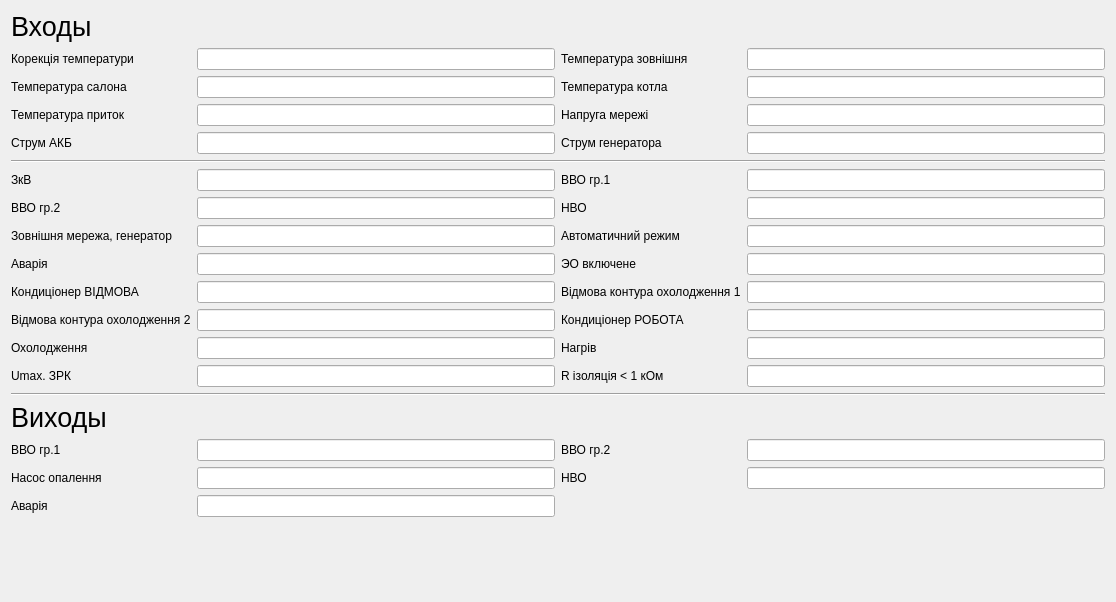
This is ClimateControlSystem/Frames/InOutDisplayFrame.ui in Aleksey710/climatecontrolsystem as Qt 5 draws it before an edit. The edited form follows.
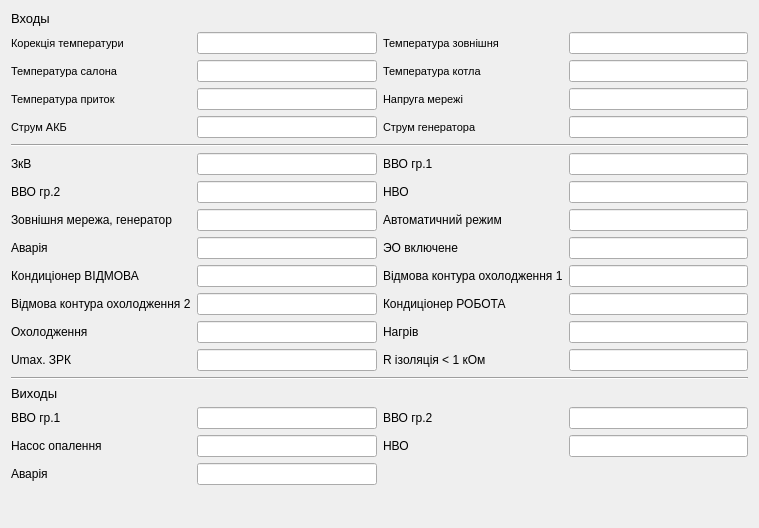
This is the edited form.

Commit message: start main frame

Patch:
```diff
--- a/ClimateControlSystem/Frames/InOutDisplayFrame.ui
+++ b/ClimateControlSystem/Frames/InOutDisplayFrame.ui
@@ -6,8 +6,8 @@
    <rect>
     <x>0</x>
     <y>0</y>
-    <width>1116</width>
-    <height>602</height>
+    <width>759</width>
+    <height>528</height>
    </rect>
   </property>
   <property name="windowTitle">
@@ -20,7 +20,13 @@
       <widget class="QLineEdit" name="lineEdit_20"/>
      </item>
      <item row="1" column="3">
-      <widget class="QLineEdit" name="lineEdit_2"/>
+      <widget class="QLineEdit" name="lineEdit_2">
+       <property name="font">
+        <font>
+         <pointsize>8</pointsize>
+        </font>
+       </property>
+      </widget>
      </item>
      <item row="13" column="1">
       <widget class="QLineEdit" name="lineEdit_24"/>
@@ -37,6 +43,11 @@
      </item>
      <item row="2" column="0">
       <widget class="QLabel" name="label_4">
+       <property name="font">
+        <font>
+         <pointsize>8</pointsize>
+        </font>
+       </property>
        <property name="text">
         <string>Температура салона</string>
        </property>
@@ -44,6 +55,11 @@
      </item>
      <item row="4" column="2">
       <widget class="QLabel" name="label_14">
+       <property name="font">
+        <font>
+         <pointsize>8</pointsize>
+        </font>
+       </property>
        <property name="text">
         <string>Струм генератора</string>
        </property>
@@ -68,6 +84,11 @@
      </item>
      <item row="2" column="2">
       <widget class="QLabel" name="label_7">
+       <property name="font">
+        <font>
+         <pointsize>8</pointsize>
+        </font>
+       </property>
        <property name="text">
         <string>Температура котла</string>
        </property>
@@ -104,7 +125,13 @@
       <widget class="QLineEdit" name="lineEdit_25"/>
      </item>
      <item row="2" column="3">
-      <widget class="QLineEdit" name="lineEdit_9"/>
+      <widget class="QLineEdit" name="lineEdit_9">
+       <property name="font">
+        <font>
+         <pointsize>8</pointsize>
+        </font>
+       </property>
+      </widget>
      </item>
      <item row="13" column="2">
       <widget class="QLabel" name="label_32">
@@ -114,7 +141,13 @@
       </widget>
      </item>
      <item row="3" column="1">
-      <widget class="QLineEdit" name="lineEdit_4"/>
+      <widget class="QLineEdit" name="lineEdit_4">
+       <property name="font">
+        <font>
+         <pointsize>8</pointsize>
+        </font>
+       </property>
+      </widget>
      </item>
      <item row="7" column="3">
       <widget class="QLineEdit" name="lineEdit_13"/>
@@ -123,7 +156,13 @@
       <widget class="QLineEdit" name="lineEdit_27"/>
      </item>
      <item row="4" column="1">
-      <widget class="QLineEdit" name="lineEdit_7"/>
+      <widget class="QLineEdit" name="lineEdit_7">
+       <property name="font">
+        <font>
+         <pointsize>8</pointsize>
+        </font>
+       </property>
+      </widget>
      </item>
      <item row="16" column="0">
       <widget class="QLabel" name="label_10">
@@ -160,7 +199,7 @@
       <widget class="QLabel" name="label">
        <property name="font">
         <font>
-         <pointsize>20</pointsize>
+         <pointsize>10</pointsize>
         </font>
        </property>
        <property name="text">
@@ -180,13 +219,24 @@
      </item>
      <item row="3" column="2">
       <widget class="QLabel" name="label_8">
+       <property name="font">
+        <font>
+         <pointsize>8</pointsize>
+        </font>
+       </property>
        <property name="text">
         <string>Напруга мережi</string>
        </property>
       </widget>
      </item>
      <item row="3" column="3">
-      <widget class="QLineEdit" name="lineEdit_10"/>
+      <widget class="QLineEdit" name="lineEdit_10">
+       <property name="font">
+        <font>
+         <pointsize>8</pointsize>
+        </font>
+       </property>
+      </widget>
      </item>
      <item row="8" column="0">
       <widget class="QLabel" name="label_21">
@@ -197,6 +247,11 @@
      </item>
      <item row="1" column="2">
       <widget class="QLabel" name="label_3">
+       <property name="font">
+        <font>
+         <pointsize>8</pointsize>
+        </font>
+       </property>
        <property name="text">
         <string>Температура зовнiшня</string>
        </property>
@@ -227,6 +282,11 @@
      </item>
      <item row="3" column="0">
       <widget class="QLabel" name="label_5">
+       <property name="font">
+        <font>
+         <pointsize>8</pointsize>
+        </font>
+       </property>
        <property name="text">
         <string>Температура приток</string>
        </property>
@@ -241,6 +301,11 @@
      </item>
      <item row="4" column="0">
       <widget class="QLabel" name="label_12">
+       <property name="font">
+        <font>
+         <pointsize>8</pointsize>
+        </font>
+       </property>
        <property name="text">
         <string>Струм АКБ</string>
        </property>
@@ -257,7 +322,7 @@
       <widget class="QLabel" name="label_11">
        <property name="font">
         <font>
-         <pointsize>20</pointsize>
+         <pointsize>10</pointsize>
         </font>
        </property>
        <property name="text">
@@ -280,13 +345,24 @@
      </item>
      <item row="1" column="0">
       <widget class="QLabel" name="label_2">
+       <property name="font">
+        <font>
+         <pointsize>8</pointsize>
+        </font>
+       </property>
        <property name="text">
         <string>Корекцiя температури</string>
        </property>
       </widget>
      </item>
      <item row="1" column="1">
-      <widget class="QLineEdit" name="lineEdit"/>
+      <widget class="QLineEdit" name="lineEdit">
+       <property name="font">
+        <font>
+         <pointsize>8</pointsize>
+        </font>
+       </property>
+      </widget>
      </item>
      <item row="7" column="1">
       <widget class="QLineEdit" name="lineEdit_5"/>
@@ -313,7 +389,13 @@
       </widget>
      </item>
      <item row="4" column="3">
-      <widget class="QLineEdit" name="lineEdit_11"/>
+      <widget class="QLineEdit" name="lineEdit_11">
+       <property name="font">
+        <font>
+         <pointsize>8</pointsize>
+        </font>
+       </property>
+      </widget>
      </item>
      <item row="17" column="1">
       <widget class="QLineEdit" name="lineEdit_14"/>
@@ -342,7 +424,13 @@
       <widget class="QLineEdit" name="lineEdit_30"/>
      </item>
      <item row="2" column="1">
-      <widget class="QLineEdit" name="lineEdit_3"/>
+      <widget class="QLineEdit" name="lineEdit_3">
+       <property name="font">
+        <font>
+         <pointsize>8</pointsize>
+        </font>
+       </property>
+      </widget>
      </item>
     </layout>
    </item>
@@ -354,7 +442,7 @@
      <property name="sizeHint" stdset="0">
       <size>
        <width>20</width>
-       <height>35</height>
+       <height>1</height>
       </size>
      </property>
     </spacer>
```
The commit also changes 3 other files.
